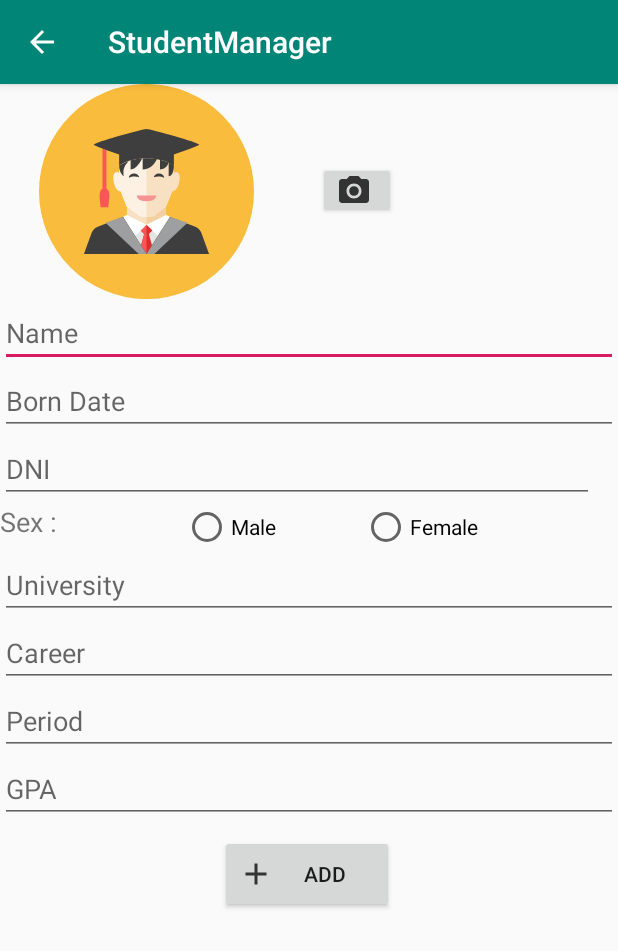
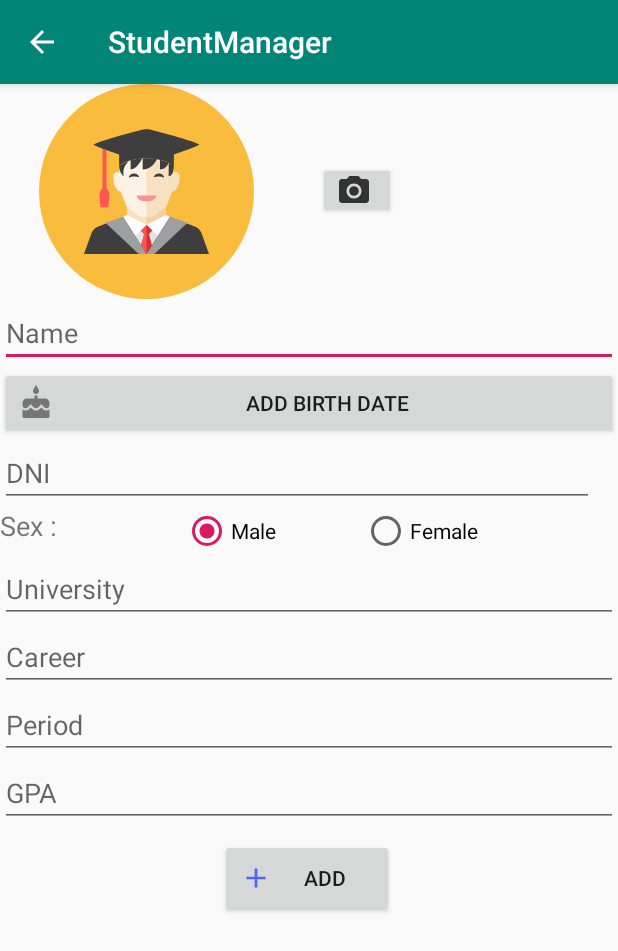
Before and after one commit to Nizar4790k/StudentManager, an Android app: the StudentFragment screen opened directly, with no data from a screen before it, on a phone screen of 412 x 824 dp. Shown: the top 951 px of the screen. Run offline under Robolectric (Android 15) with nearby library versions, the phone set to English and light mode, and no system bars.

Commit message:
Added DatePickerDialog

```diff
--- a/app/src/main/java/com/example/studentmanager/fragment/StudentFragment.java
+++ b/app/src/main/java/com/example/studentmanager/fragment/StudentFragment.java
@@ -1,8 +1,7 @@
 package com.example.studentmanager.fragment;
 
-import android.os.Build;
+import android.app.DatePickerDialog;
 import android.os.Bundle;
-import android.provider.MediaStore;
 import android.support.annotation.NonNull;
 import android.support.annotation.Nullable;
 import android.support.v4.app.Fragment;
@@ -11,16 +10,24 @@ import android.view.Menu;
 import android.view.MenuInflater;
 import android.view.View;
 import android.view.ViewGroup;
+import android.widget.Button;
+import android.widget.DatePicker;
 import android.widget.EditText;
 import android.widget.ImageView;
 import android.widget.RadioButton;
+import android.widget.TimePicker;
 
 import com.example.studentmanager.R;
+import com.example.studentmanager.model.Student;
+
+import java.util.Calendar;
+import java.util.Date;
+import java.util.GregorianCalendar;
 
 public class StudentFragment extends Fragment {
 
     private EditText mTxtName;
-    private EditText mTxtBornDate;
+
     private EditText mTxtDni;
     private EditText mTxtUniversity;
     private EditText mTxtCareer;
@@ -30,7 +37,17 @@ public class StudentFragment extends Fragment {
     private RadioButton mRadFemale;
     private ImageView mImageView;
 
+    private DatePickerDialog mDialog;
 
+
+    private Button mAddStudenBtn;
+    private Button mBtnBirthDate;
+
+    private Student mStudent;
+
+    private  static final String DIALOG_DATE ="DialogDate";
+    private static final int REQUEST_DATE=0;
+    Date mDate;
 
 
     @Override
@@ -43,21 +60,92 @@ public class StudentFragment extends Fragment {
 
     @Nullable
     @Override
-    public View onCreateView(@NonNull LayoutInflater inflater, @Nullable ViewGroup container, @Nullable Bundle savedInstanceState) {
+    public View onCreateView(@NonNull final LayoutInflater inflater, @Nullable ViewGroup container, @Nullable Bundle savedInstanceState) {
+
+
+
         View v = inflater.inflate(R.layout.fragment_student,container,false);
-        mRadMale= v.findViewById(R.id.radio_button_male);
+
+        mRadFemale = (RadioButton) v.findViewById(R.id.radio_button_female);
+        mRadMale= (RadioButton)v.findViewById(R.id.radio_button_male);
+
+
+        mTxtName = (EditText)v.findViewById(R.id.edit_text_name);
+        mTxtDni= (EditText)v.findViewById(R.id.edit_text_dni);
+        mTxtCareer = (EditText) v.findViewById(R.id.edit_text_career);
+        mTxtGpa =(EditText) v.findViewById(R.id.edit_text_gpa);
+        mTxtUniversity= (EditText) v.findViewById(R.id.edit_text_university);
+        mTxtPeriod = (EditText) v.findViewById(R.id.edit_text_period);
+
         mRadMale.setSelected(true);
 
-        mTxtBornDate = v.findViewById(R.id.text_born_date);
-        mTxtBornDate.setOnClickListener(new View.OnClickListener() {
+
+        mBtnBirthDate = v.findViewById(R.id.button_birth_date);
+        mBtnBirthDate.setOnClickListener(new View.OnClickListener() {
+
+
+
             @Override
             public void onClick(View v) {
 
-            }
-        });
+                 Calendar cldr = Calendar.getInstance();
+                final int day = cldr.get(Calendar.DAY_OF_MONTH);
+                int month = cldr.get(Calendar.MONTH);
+                int year = cldr.get(Calendar.YEAR);
 
 
 
+
+                DatePickerDialog.OnDateSetListener listener = new DatePickerDialog.OnDateSetListener() {
+                    @Override
+                    public void onDateSet(DatePicker view, int year, int month, int dayOfMonth) {
+
+                        mDate = new GregorianCalendar(year,month,day+1).getTime();
+                        mBtnBirthDate.setText(mDate.toString());
+
+
+                    }
+
+
+
+                };
+
+                mDialog = new DatePickerDialog(getContext(), listener, year, month, day);
+
+                mDialog.setTitle(R.string.date_birth_dialog);
+
+
+
+
+                mDialog.show();
+
+
+
+
+
+            }
+
+
+
+    });
+
+
+        mAddStudenBtn = v.findViewById(R.id.button_add_student);
+        mAddStudenBtn.setOnClickListener(new View.OnClickListener() {
+            @Override
+            public void onClick(View v) {
+
+                String name = mTxtName.getText().toString();
+                String dni = mTxtDni.getText().toString();
+                boolean sex = mRadMale.isSelected();
+                String university = mTxtUniversity.getText().toString();
+                String career = mTxtCareer.getText().toString();
+                int period = Integer.parseInt(mTxtPeriod.getText().toString());
+                float gpa = Float.parseFloat(mTxtGpa.getText().toString());
+
+
+            }
+        });
 
 
         return  v;
@@ -70,4 +158,8 @@ public class StudentFragment extends Fragment {
         inflater.inflate(R.menu.fragment_student,menu);
 
     }
+
+
+
+
 }
--- a/app/src/main/res/drawable-anydpi/add_icon_black.xml
+++ b/app/src/main/res/drawable-anydpi/add_icon_black.xml
@@ -1,10 +1,14 @@
 <vector xmlns:android="http://schemas.android.com/apk/res/android"
     android:width="24dp"
     android:height="24dp"
-    android:viewportWidth="24"
-    android:viewportHeight="24"
-    android:tint="#333333">
-    <path
-        android:fillColor="#FF000000"
-        android:pathData="M19,13h-6v6h-2v-6H5v-2h6V5h2v6h6v2z"/>
+    android:viewportWidth="26.4"
+    android:viewportHeight="26.4"
+    android:tint="#2C47FF"
+    android:alpha="0.8">
+  <group android:translateX="1.2"
+      android:translateY="1.2">
+      <path
+          android:fillColor="#FF000000"
+          android:pathData="M19,13h-6v6h-2v-6H5v-2h6V5h2v6h6v2z"/>
+  </group>
 </vector>
--- /dev/null
+++ b/app/src/main/res/drawable-anydpi/birth_icon.xml
@@ -0,0 +1,11 @@
+<vector xmlns:android="http://schemas.android.com/apk/res/android"
+    android:width="24dp"
+    android:height="24dp"
+    android:viewportWidth="24"
+    android:viewportHeight="24"
+    android:tint="#333333"
+    android:alpha="0.6">
+    <path
+        android:fillColor="#FF000000"
+        android:pathData="M12,6c1.11,0 2,-0.9 2,-2 0,-0.38 -0.1,-0.73 -0.29,-1.03L12,0l-1.71,2.97c-0.19,0.3 -0.29,0.65 -0.29,1.03 0,1.1 0.9,2 2,2zM16.6,15.99l-1.07,-1.07 -1.08,1.07c-1.3,1.3 -3.58,1.31 -4.89,0l-1.07,-1.07 -1.09,1.07C6.75,16.64 5.88,17 4.96,17c-0.73,0 -1.4,-0.23 -1.96,-0.61L3,21c0,0.55 0.45,1 1,1h16c0.55,0 1,-0.45 1,-1v-4.61c-0.56,0.38 -1.23,0.61 -1.96,0.61 -0.92,0 -1.79,-0.36 -2.44,-1.01zM18,9h-5L13,7h-2v2L6,9c-1.66,0 -3,1.34 -3,3v1.54c0,1.08 0.88,1.96 1.96,1.96 0.52,0 1.02,-0.2 1.38,-0.57l2.14,-2.13 2.13,2.13c0.74,0.74 2.03,0.74 2.77,0l2.14,-2.13 2.13,2.13c0.37,0.37 0.86,0.57 1.38,0.57 1.08,0 1.96,-0.88 1.96,-1.96L20.99,12C21,10.34 19.66,9 18,9z"/>
+</vector>
--- a/app/src/main/res/layout/activity_student.xml
+++ b/app/src/main/res/layout/activity_student.xml
@@ -6,4 +6,6 @@
     android:layout_height="match_parent"
     tools:context=".activity.StudentActivity">
 
+
+
 </FrameLayout>
--- a/app/src/main/res/layout/fragment_student.xml
+++ b/app/src/main/res/layout/fragment_student.xml
@@ -24,7 +24,7 @@
         android:orientation="horizontal">
 
         <ImageView
-            android:id="@+id/image_view"
+            android:id="@+id/image_view_student"
             android:layout_width="195dp"
             android:layout_height="143dp"
             android:src="@drawable/student_icon"
@@ -37,7 +37,7 @@
             android:layout_height="match_parent">
 
             <Button
-                android:id="@+id/photo_button"
+                android:id="@+id/button_photo"
                 android:layout_width="52dp"
                 android:layout_height="38dp"
 
@@ -64,23 +64,24 @@
     </LinearLayout>
 
     <EditText
-        android:id="@+id/text_name"
+        android:id="@+id/edit_text_name"
         android:layout_width="match_parent"
         android:layout_height="wrap_content"
         android:ems="10"
         android:hint="@string/name_text"
         android:inputType="textPersonName" />
 
-    <EditText
-        android:id="@+id/text_born_date"
+    <Button
+        android:id="@+id/button_birth_date"
         android:layout_width="match_parent"
         android:layout_height="wrap_content"
-        android:ems="10"
-        android:hint="@string/born_date_text_view"
-        android:inputType="textPersonName" />
+        android:text="@string/birth_date_button"
+        android:drawableLeft="@drawable/birth_icon"
+
+        />
 
     <EditText
-        android:id="@+id/text_dni"
+        android:id="@+id/edit_text_dni"
         android:layout_width="match_parent"
         android:layout_height="wrap_content"
         android:layout_marginEnd="16dp"
@@ -113,6 +114,7 @@
                 android:layout_width="119dp"
                 android:layout_height="match_parent"
                 android:layout_weight="1"
+                android:checked="true"
                 android:text="@string/male_text" />
 
             <RadioButton
@@ -120,13 +122,14 @@
                 android:layout_width="118dp"
                 android:layout_height="match_parent"
                 android:layout_weight="1"
+                android:checked="false"
                 android:text="@string/female_text" />
         </RadioGroup>
 
     </LinearLayout>
 
     <EditText
-        android:id="@+id/university_text"
+        android:id="@+id/edit_text_university"
         android:layout_width="match_parent"
         android:layout_height="wrap_content"
         android:ems="10"
@@ -134,7 +137,7 @@
         android:inputType="textPersonName" />
 
     <EditText
-        android:id="@+id/career_text"
+        android:id="@+id/edit_text_career"
         android:layout_width="match_parent"
         android:layout_height="wrap_content"
         android:ems="10"
@@ -142,7 +145,7 @@
         android:inputType="textPersonName" />
 
     <EditText
-        android:id="@+id/period_text"
+        android:id="@+id/edit_text_period"
         android:layout_width="match_parent"
         android:layout_height="wrap_content"
         android:ems="10"
@@ -150,7 +153,7 @@
         android:inputType="numberSigned" />
 
     <EditText
-        android:id="@+id/gpa_text"
+        android:id="@+id/edit_text_gpa"
         android:layout_width="match_parent"
         android:layout_height="wrap_content"
         android:ems="10"
@@ -181,6 +184,10 @@
             app:layout_constraintVertical_bias="0.396" />
     </android.support.constraint.ConstraintLayout>
 
+
+
 </LinearLayout>
 
+
+
 </ScrollView>
--- a/app/src/main/res/values/strings.xml
+++ b/app/src/main/res/values/strings.xml
@@ -2,7 +2,7 @@
     <string name="app_name">StudentManager</string>
     <string name="photo_button">Add photo</string>
     <string name="name_text_view">Name</string>
-    <string name="born_date_text_view">Born Date</string>
+    <string name="birth_date_button">Add birth date</string>
     <string name="dni_text_view">DNI</string>
     <string name="university_text_view">University</string>
     <string name="female_text">Female</string>
@@ -14,6 +14,7 @@
     <string name="name_text">Name</string>
     <string name="add_student">Add a student </string>
     <string name="add_student_button">Add</string>
+    <string name="date_birth_dialog">Date of birth:</string>
 
 
 
--- a/build.gradle
+++ b/build.gradle
@@ -7,7 +7,7 @@ buildscript {
 
     }
     dependencies {
-        classpath 'com.android.tools.build:gradle:3.4.2'
+        classpath 'com.android.tools.build:gradle:3.5.0'
 
         // NOTE: Do not place your application dependencies here; they belong
         // in the individual module build.gradle files
```
Also changed, not shown: app/src/main/java/com/example/studentmanager/model/Person.java (+7 -7 lines), app/src/main/res/layout/dialog_date.xml (added, +11 -0 lines), app/src/main/res/drawable-hdpi/add_icon_black.png, app/src/main/res/drawable-hdpi/birth_icon.png (added), app/src/main/res/drawable-mdpi/add_icon_black.png, app/src/main/res/drawable-mdpi/birth_icon.png (added), app/src/main/res/drawable-xhdpi/add_icon_black.png, app/src/main/res/drawable-xhdpi/birth_icon.png (added), app/src/main/res/drawable-xxhdpi/add_icon_black.png, app/src/main/res/drawable-xxhdpi/birth_icon.png (added), gradle/wrapper/gradle-wrapper.properties.
